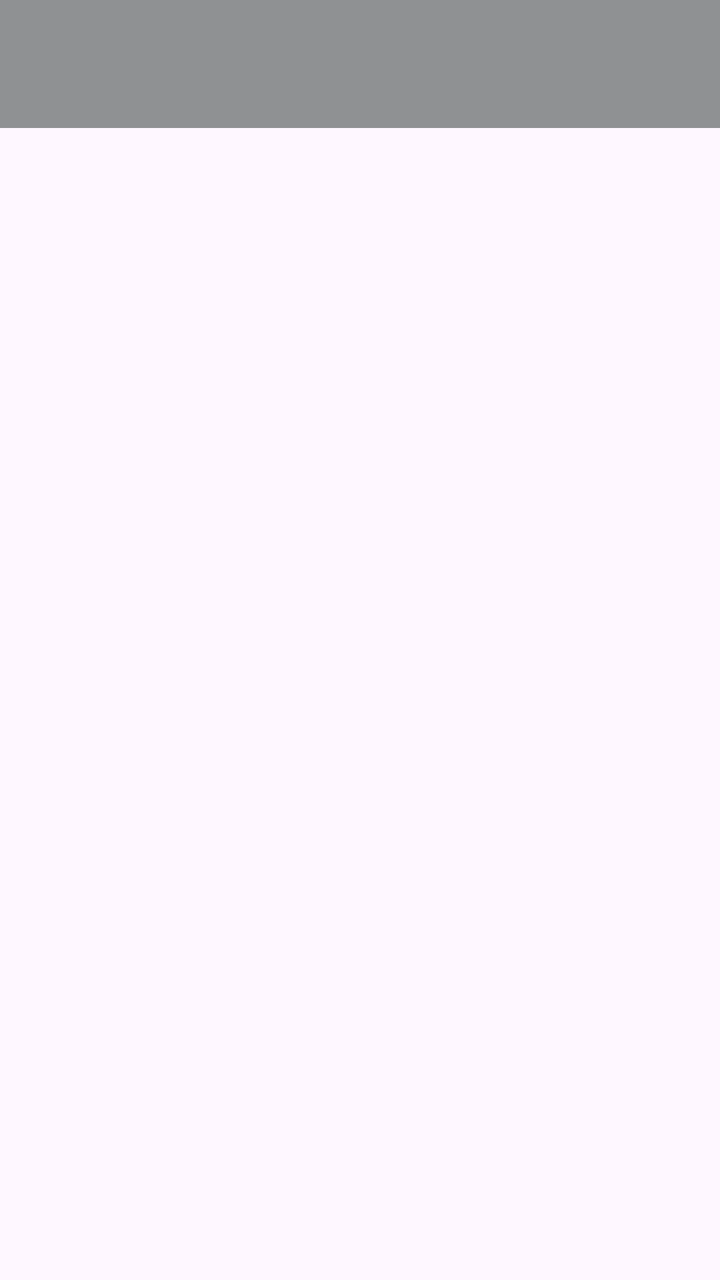
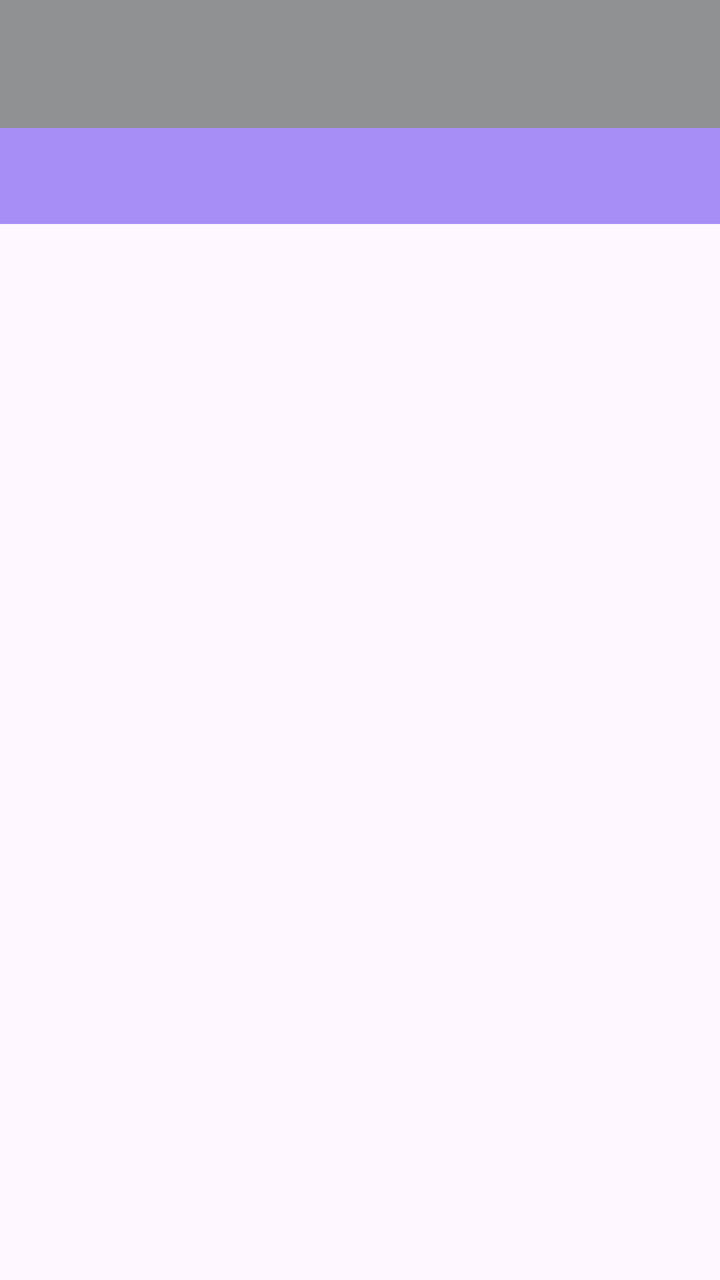

Before-and-after screenshots of an Android layout around one commit, followed by the original layout XML and the change that was made.
<!-- AndroidManifest.xml: application theme Theme.AndroidFundamentals -->
<!-- res/layout/activity_main.xml -->
<?xml version="1.0" encoding="utf-8"?>
<LinearLayout
    xmlns:android="http://schemas.android.com/apk/res/android"
    xmlns:app="http://schemas.android.com/apk/res-auto"
    xmlns:tools="http://schemas.android.com/tools"
    android:id="@+id/main"
    android:layout_width="match_parent"
    android:layout_height="match_parent"
    tools:context=".MainActivity"
    android:orientation="vertical">


    <androidx.appcompat.widget.Toolbar
        android:id="@+id/toolbar"
        android:layout_width="match_parent"
        android:layout_height="wrap_content"
        android:background="@color/material_dynamic_neutral60"/>

  <androidx.recyclerview.widget.RecyclerView
      android:id="@+id/data_recyclerview"
      android:layout_width="match_parent"
      android:layout_height="wrap_content"/>

</LinearLayout>
<!-- resources referenced by this layout -->
<resources>
  <style name="Theme.AndroidFundamentals" parent="Base.Theme.AndroidFundamentals" />
  <style name="Base.Theme.AndroidFundamentals" parent="Theme.Material3.DayNight.NoActionBar">
          
          
      </style>
</resources>

<!-- the commit's change to res/layout/activity_main.xml (unified diff, before → after) -->
@@ -9,16 +9,21 @@
     tools:context=".MainActivity"
     android:orientation="vertical">
 
-
     <androidx.appcompat.widget.Toolbar
         android:id="@+id/toolbar"
         android:layout_width="match_parent"
         android:layout_height="wrap_content"
         android:background="@color/material_dynamic_neutral60"/>
+    <com.google.android.material.tabs.TabLayout
+        android:id="@+id/tablayout"
+        android:background="#A78EF6"
+        android:layout_width="match_parent"
+        android:layout_height="wrap_content"/>
 
-  <androidx.recyclerview.widget.RecyclerView
-      android:id="@+id/data_recyclerview"
-      android:layout_width="match_parent"
-      android:layout_height="wrap_content"/>
+    <androidx.viewpager2.widget.ViewPager2
+        android:id="@+id/viewpager"
+        android:layout_width="match_parent"
+        android:layout_height="wrap_content"/>
+
 
 </LinearLayout>
